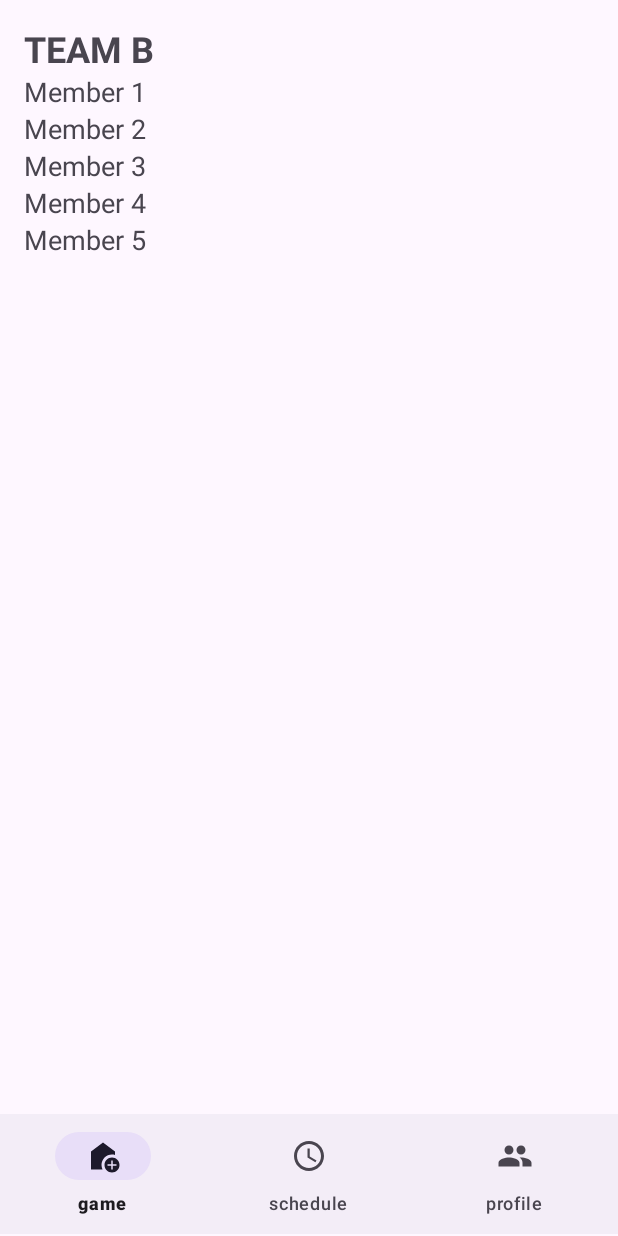
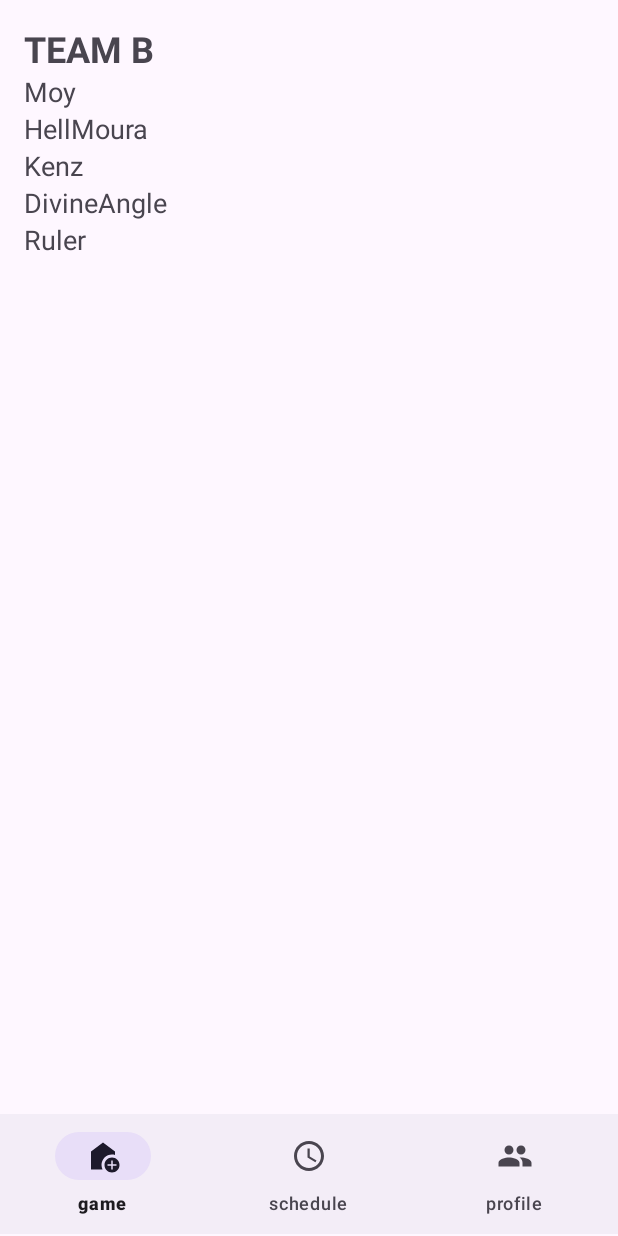
Before and after one commit to daffdzak/projectAnmp, an Android app: the TeamFragment screen opened through its navigation route, after a tap on "TEAM B", on a phone screen of 412 x 824 dp. Run offline under Robolectric (Android 15) with nearby library versions, the phone set to English and light mode, and no system bars; our stand-ins replace Picasso, Volley, navigation-ui; network calls fail; pictures from the network do not load.

Commit message:
little change

```diff
--- a/app/src/main/java/com/example/projectanmp/view/TeamFragment.kt
+++ b/app/src/main/java/com/example/projectanmp/view/TeamFragment.kt
@@ -22,25 +22,21 @@ class TeamFragment : Fragment() {
     ): View? {
         val view = inflater.inflate(R.layout.fragment_team, container, false)
 
-        // Hardcode daftar tim
         val teamList = listOf(
-            Team("TEAM A", listOf("Member 1", "Member 2", "Member 3", "Member 4", "Member 5")),
-            Team("TEAM B", listOf("Member 1", "Member 2", "Member 3", "Member 4", "Member 5")),
-            Team("TEAM C", listOf("Member 1", "Member 2", "Member 3", "Member 4", "Member 5"))
+            Team("TEAM A", listOf("Faker", "Chovy", "Keria", "Gumayusi", "Stelle")),
+            Team("TEAM B", listOf("Moy", "HellMoura", "Kenz", "DivineAngle", "Ruler")),
+            Team("TEAM C", listOf("Oura", "Brusko", "Irrad", "AudyTzy", "Clover"))
         )
 
         val listView: ListView = view.findViewById(R.id.teamListView)
 
-        // Adapter untuk menampilkan daftar tim
         val adapter = ArrayAdapter(requireContext(), android.R.layout.simple_list_item_1, teamList.map { it.name })
         listView.adapter = adapter
 
-        // Set on item click listener
         listView.setOnItemClickListener { _, _, position, _ ->
             val selectedTeam = teamList[position]
             teamViewModel.selectTeam(selectedTeam)
 
-            // Ganti fragment ke TeamDetailFragment
             requireActivity().supportFragmentManager.beginTransaction()
                 .replace(R.id.hostFragment, TeamDetailFragment())
                 .addToBackStack(null)
```
